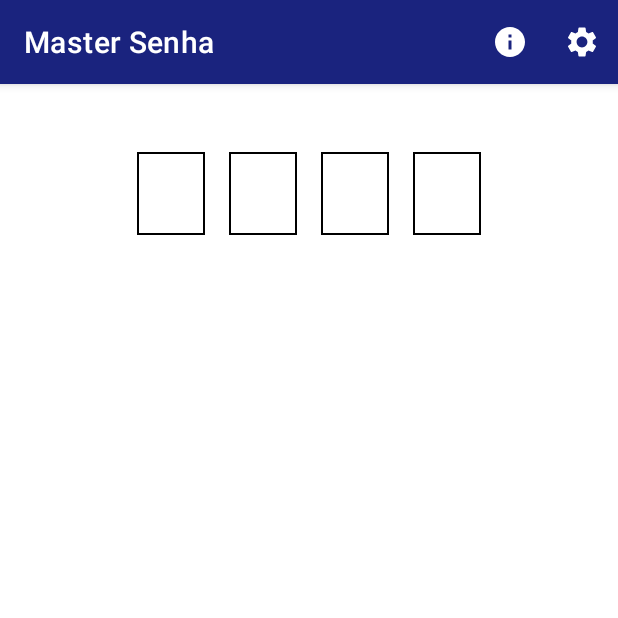
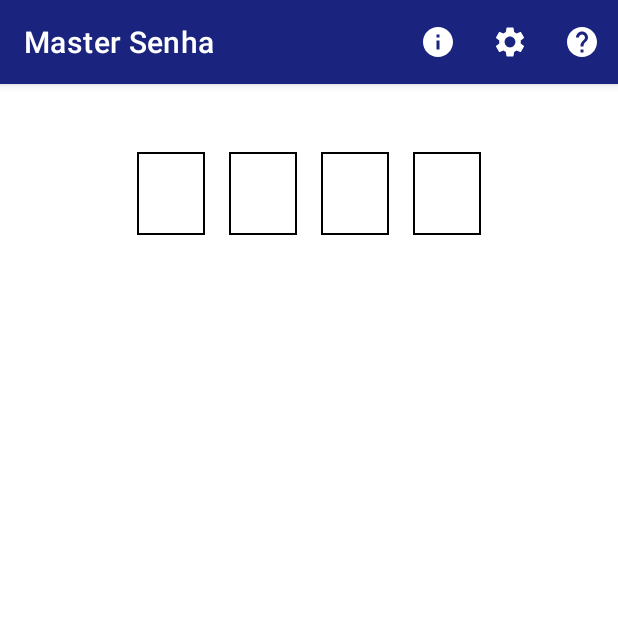
Before and after one commit to fleichtweis/MasterSenha, an Android app: the screen it shows after launch (MainActivity), on a phone screen of 412 x 824 dp, the top half of it. Run offline under Robolectric (Android 15) with nearby library versions, the phone set to English and light mode, and no system bars.

Commit message:
Corrigido exibir regras do jogo somente ao entrar. Implementado design e codificação para exibir regras do jogo.

```diff
--- a/app/src/main/java/com/fleichtweis/mastersenha/MainActivity.kt
+++ b/app/src/main/java/com/fleichtweis/mastersenha/MainActivity.kt
@@ -4,12 +4,14 @@ import android.app.AlertDialog
 import android.content.Context
 import android.content.Intent
 import android.content.SharedPreferences
+import android.graphics.Typeface
 import androidx.appcompat.app.AppCompatActivity
 import android.os.Bundle
 import android.text.SpannableString
 import android.text.Spanned
 import android.text.style.BackgroundColorSpan
 import android.text.style.ForegroundColorSpan
+import android.text.style.StyleSpan
 import android.util.Log
 import android.view.Menu
 import android.view.MenuItem
@@ -27,13 +29,14 @@ DIFICULDADE
 class MainActivity : AppCompatActivity() {
 
     private lateinit var sharedPreferences: SharedPreferences
+    private lateinit var editor: SharedPreferences.Editor
 
     // Variáveis de configurações
     var numeroCasas: Int = 4
     var numeroTentativas: Int = 5 //Conforme dificuldade escolhida o número varia. (Fácil = 5; Díficil = 10)
     var numerosDistintos: Boolean = true
     var dificuldade: Int = 1
-    var exibeTutorial: Boolean = true
+    var exibeRegrasJogo: Boolean = true
 
     // Variáveis
     var senha: IntArray = IntArray(numeroCasas)
@@ -131,6 +134,9 @@ class MainActivity : AppCompatActivity() {
         componentesQuintoDigito()
         //configuracoesIniciais()
 
+        if (exibeRegrasJogo){
+            exibirRegrasJogo(false)
+        }
 
 
     }
@@ -182,7 +188,7 @@ class MainActivity : AppCompatActivity() {
         numeroCasas = sharedPreferences.getInt(getString(R.string.pref_config_numero_casas), 4)
         numerosDistintos = sharedPreferences.getBoolean(getString(R.string.pref_config_numeros_distintos), true)
         dificuldade = sharedPreferences.getInt(getString(R.string.pref_config_dificuldade), 1)
-        exibeTutorial = sharedPreferences.getBoolean(getString(R.string.pref_config_tutorial), true)
+        exibeRegrasJogo = sharedPreferences.getBoolean(getString(R.string.pref_config_exibe_regras_jogo), true)
 
         when(dificuldade){
             1 -> numeroTentativas = 5
@@ -190,20 +196,7 @@ class MainActivity : AppCompatActivity() {
             else -> numeroTentativas = 10
         }
 
-        if (exibeTutorial){
-            val builder = AlertDialog.Builder(this)
-            builder.setTitle(R.string.txt_config_regras_jogo)
-                .setMessage(R.string.txt_config_regras_jogo_dificil)
-                .setPositiveButton(R.string.dialog_sim) { dialog, _ ->
-                    dialog.cancel()
-                }
-                .setNegativeButton(R.string.dialog_nao) { dialog, _ ->
-                    dialog.cancel()
-                }
 
-            val dialog: AlertDialog? = builder.create()
-            dialog?.show()
-        }
     }
 
     override fun onResume() {
@@ -260,6 +253,16 @@ class MainActivity : AppCompatActivity() {
             } else{
                 Toast.makeText(this, R.string.toast_aviso_informacoes, Toast.LENGTH_LONG).show()
             }
+        }
+        if (id == R.id.menu_ajuda){
+            exibirRegrasJogo(true)
+            return true
+            /*if (!jogando){
+                exibirRegrasJogo(true)
+                return true
+            } else{
+                Toast.makeText(this, R.string.toast_aviso_informacoes, Toast.LENGTH_LONG).show()
+            }*/
         }
 
         return super.onOptionsItemSelected(item)
@@ -819,6 +822,88 @@ class MainActivity : AppCompatActivity() {
         }
     }
 
+    private fun exibirRegrasJogo(cliqueNoBotao: Boolean) {
+        try {
+            val builder = AlertDialog.Builder(this)
+                .setView(R.layout.dialog_regras_jogo)
+
+
+            val dialog: AlertDialog? = builder.create()
+            dialog?.show()
+
+            val dialogCheckNaoMostrarNovamente = dialog?.findViewById<CheckBox>(R.id.checkBox_dialog_mostrar_novamente)
+            val dialogTxtExemploJogo = dialog?.findViewById<TextView>(R.id.txt_dialog_exemplos_jogo)
+            val dialogTxtDificuldadeAtual = dialog?.findViewById<TextView>(R.id.txt_dialog_dificuldade_resultado)
+            val dialogBtnFechar = dialog?.findViewById<Button>(R.id.btn_dialog_fechar)
+
+            // Se exibiu o dialog através do clique do botão "Ajuda", esconde o checkbox "Não mostrar novamente".
+            // Se exibiu o dialog após iniciar o app, mostra o checkbox "Não mostrar novamente".
+            // Caso o usuário tenha marcado o checkbox anteriormente, após iniciar o app, o dialog não será exibido.
+            //      Só será possível exibir o dialog através do botão "Ajuda"
+            if (cliqueNoBotao){
+                dialogCheckNaoMostrarNovamente?.visibility = View.GONE
+            } else{
+                dialogCheckNaoMostrarNovamente?.visibility = View.VISIBLE
+            }
+
+            //Informa qual dificuldade está selecionada nas configurações
+            when(dificuldade){
+                1 -> dialogTxtDificuldadeAtual?.text = getText(R.string.radiobutton_facil)
+                3 -> dialogTxtDificuldadeAtual?.text = getText(R.string.radiobutton_dificil)
+                else -> dialogTxtDificuldadeAtual?.text = " ---- "
+            }
+
+            // Auxiliar para formatação do texto a ser mostrado.
+            /*val textoFormatado: SpannableString
+            textoFormatado = formataTextoExemploJogo()
+            dialogTxtExemploJogo?.text = textoFormatado*/
+            dialogTxtExemploJogo?.text = formataTextoExemploJogo()
+
+            dialogBtnFechar?.setOnClickListener {
+                if (dialogCheckNaoMostrarNovamente?.isChecked == true){
+                    editor = sharedPreferences.edit()
+                    editor.putBoolean(getString(R.string.pref_config_exibe_regras_jogo), false)
+                    editor.apply()
+                }
+                dialog.cancel()
+            }
+
+        }catch (e: Exception){
+            e.printStackTrace()
+        }
+    }
+
+    //Exibido no AlertDialog Regras do Jogo
+    private fun formataTextoExemploJogo(): SpannableString{
+        var textoDicaJogoFormatado: SpannableString = "".toSpannable() as SpannableString
+
+        if (dificuldade == 1){ //Dificuldade Fácil
+            textoDicaJogoFormatado = getText(R.string.txt_config_regras_jogo_facil).toSpannable() as SpannableString
+            textoDicaJogoFormatado.setSpan(StyleSpan(Typeface.BOLD), 0, 32, Spanned.SPAN_INCLUSIVE_INCLUSIVE)
+            textoDicaJogoFormatado.setSpan(BackgroundColorSpan(getColor(R.color.amber_500)), 52, 53, Spanned.SPAN_INCLUSIVE_INCLUSIVE)
+            textoDicaJogoFormatado.setSpan(BackgroundColorSpan(getColor(R.color.indigo_900)), 60, 61, Spanned.SPAN_INCLUSIVE_INCLUSIVE)
+            textoDicaJogoFormatado.setSpan(ForegroundColorSpan(getColor(R.color.white)), 60, 61, Spanned.SPAN_INCLUSIVE_INCLUSIVE)
+
+            textoDicaJogoFormatado.setSpan(BackgroundColorSpan(getColor(R.color.amber_500)), 64, 65, Spanned.SPAN_INCLUSIVE_INCLUSIVE)
+            textoDicaJogoFormatado.setSpan(BackgroundColorSpan(getColor(R.color.indigo_900)), 106, 107, Spanned.SPAN_INCLUSIVE_INCLUSIVE)
+            textoDicaJogoFormatado.setSpan(ForegroundColorSpan(getColor(R.color.white)), 106, 107, Spanned.SPAN_INCLUSIVE_INCLUSIVE)
+
+        } else if (dificuldade == 3) { //Dificuldade Difícil
+            textoDicaJogoFormatado = getText(R.string.txt_config_regras_jogo_dificil).toSpannable() as SpannableString
+            textoDicaJogoFormatado.setSpan(StyleSpan(Typeface.BOLD), 0, 34, Spanned.SPAN_INCLUSIVE_INCLUSIVE)
+            textoDicaJogoFormatado.setSpan(BackgroundColorSpan(getColor(R.color.indigo_900)), 68, 69, Spanned.SPAN_INCLUSIVE_INCLUSIVE)
+            textoDicaJogoFormatado.setSpan(ForegroundColorSpan(getColor(R.color.white)), 68, 69, Spanned.SPAN_INCLUSIVE_INCLUSIVE)
+            textoDicaJogoFormatado.setSpan(BackgroundColorSpan(getColor(R.color.amber_500)), 72, 73, Spanned.SPAN_INCLUSIVE_INCLUSIVE)
+
+            textoDicaJogoFormatado.setSpan(BackgroundColorSpan(getColor(R.color.indigo_900)), 76, 77, Spanned.SPAN_INCLUSIVE_INCLUSIVE)
+            textoDicaJogoFormatado.setSpan(ForegroundColorSpan(getColor(R.color.white)), 76, 77, Spanned.SPAN_INCLUSIVE_INCLUSIVE)
+            textoDicaJogoFormatado.setSpan(BackgroundColorSpan(getColor(R.color.amber_500)), 128, 129, Spanned.SPAN_INCLUSIVE_INCLUSIVE)
+
+        }
+
+        return textoDicaJogoFormatado
+    }
+
     // Retorna um número aleatório entre 0 e 9
     fun proximoNumero(): Int{
         return Random.nextInt(0, 10)
--- /dev/null
+++ b/app/src/main/res/drawable/ic_baseline_help_24.xml
@@ -0,0 +1,5 @@
+<vector android:autoMirrored="true" android:height="24dp"
+    android:tint="#FFFFFF" android:viewportHeight="24"
+    android:viewportWidth="24" android:width="24dp" xmlns:android="http://schemas.android.com/apk/res/android">
+    <path android:fillColor="@android:color/white" android:pathData="M12,2C6.48,2 2,6.48 2,12s4.48,10 10,10 10,-4.48 10,-10S17.52,2 12,2zM13,19h-2v-2h2v2zM15.07,11.25l-0.9,0.92C13.45,12.9 13,13.5 13,15h-2v-0.5c0,-1.1 0.45,-2.1 1.17,-2.83l1.24,-1.26c0.37,-0.36 0.59,-0.86 0.59,-1.41 0,-1.1 -0.9,-2 -2,-2s-2,0.9 -2,2L8,9c0,-2.21 1.79,-4 4,-4s4,1.79 4,4c0,0.88 -0.36,1.68 -0.93,2.25z"/>
+</vector>
--- a/app/src/main/res/menu-v26/menu.xml
+++ b/app/src/main/res/menu-v26/menu.xml
@@ -14,5 +14,11 @@
         android:orderInCategory="2"
         android:title="@string/menu_configuracoes"
         app:showAsAction="ifRoom" />
+    <item
+        android:id="@+id/menu_ajuda"
+        android:icon="@drawable/ic_baseline_help_24"
+        android:orderInCategory="3"
+        android:title="@string/menu_ajuda"
+        app:showAsAction="ifRoom" />
 
 </menu>
--- a/app/src/main/res/menu/menu.xml
+++ b/app/src/main/res/menu/menu.xml
@@ -14,5 +14,11 @@
         android:orderInCategory="2"
         android:title="@string/menu_configuracoes"
         app:showAsAction="ifRoom" />
+    <item
+        android:id="@+id/menu_ajuda"
+        android:icon="@drawable/ic_baseline_help_24"
+        android:orderInCategory="3"
+        android:title="@string/menu_ajuda"
+        app:showAsAction="ifRoom" />
 
 </menu>
--- a/app/src/main/res/values/strings.xml
+++ b/app/src/main/res/values/strings.xml
@@ -7,7 +7,7 @@
     <string name="pref_config_numero_casas">numeroCasas</string>
     <string name="pref_config_numeros_distintos">numerosDistintos</string>
     <string name="pref_config_dificuldade">dificuldade</string>
-    <string name="pref_config_tutorial">tutorial</string>
+    <string name="pref_config_exibe_regras_jogo">exibeRegrasJogo</string>
 
 
     <!-- Main Activity -->
@@ -48,6 +48,9 @@
     </string>
     <string name="dialog_sim">Sim</string>
     <string name="dialog_nao">Não</string>
+    <string name="dialog_fechar">Fechar</string>
+    <string name="dialog_nao_mostrar_novamente">Não mostrar novamente</string>
+    <string name="dialog_dificuldade_atual">Dificuldade atual:</string>
 
     <!-- Textos Content Description -->
     <string name="content_txt_tentativa">Campo com o dígito para tentativa de senha</string>
@@ -56,6 +59,7 @@
     <!-- Textos MENU -->
     <string name="menu_configuracoes">Configurações</string>
     <string name="menu_informacoes">Informações</string>
+    <string name="menu_ajuda">Ajuda</string>
 
 
 
```
Also changed, not shown: app/src/main/res/layout/dialog_regras_jogo.xml (added, +128 -0 lines).
